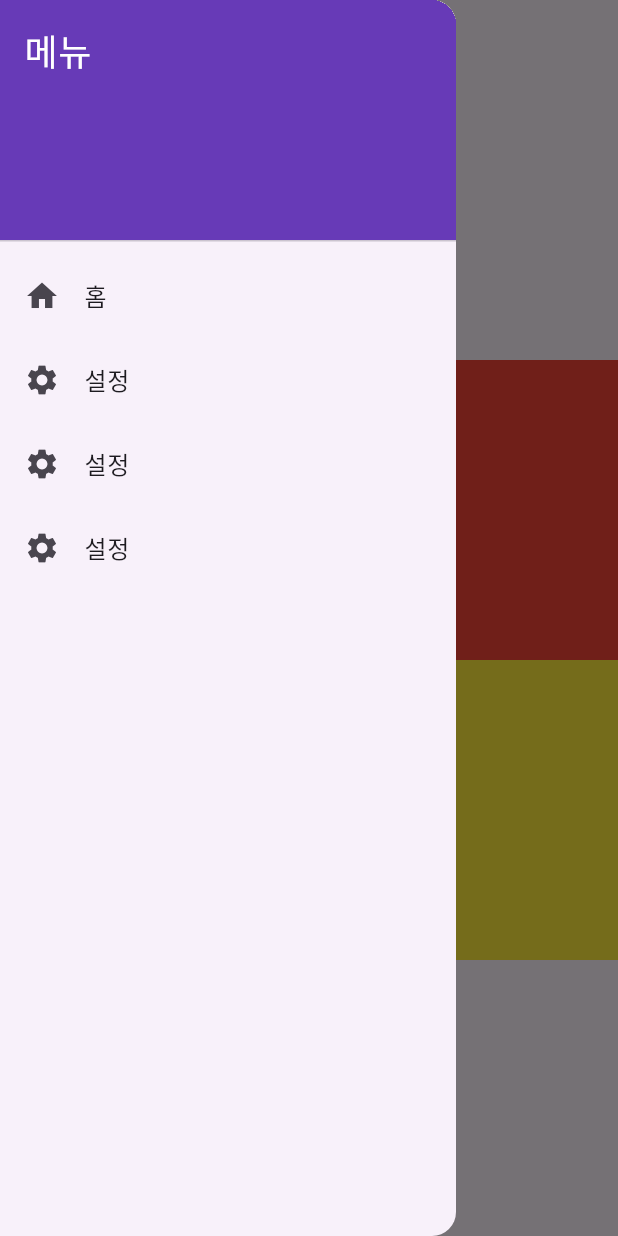
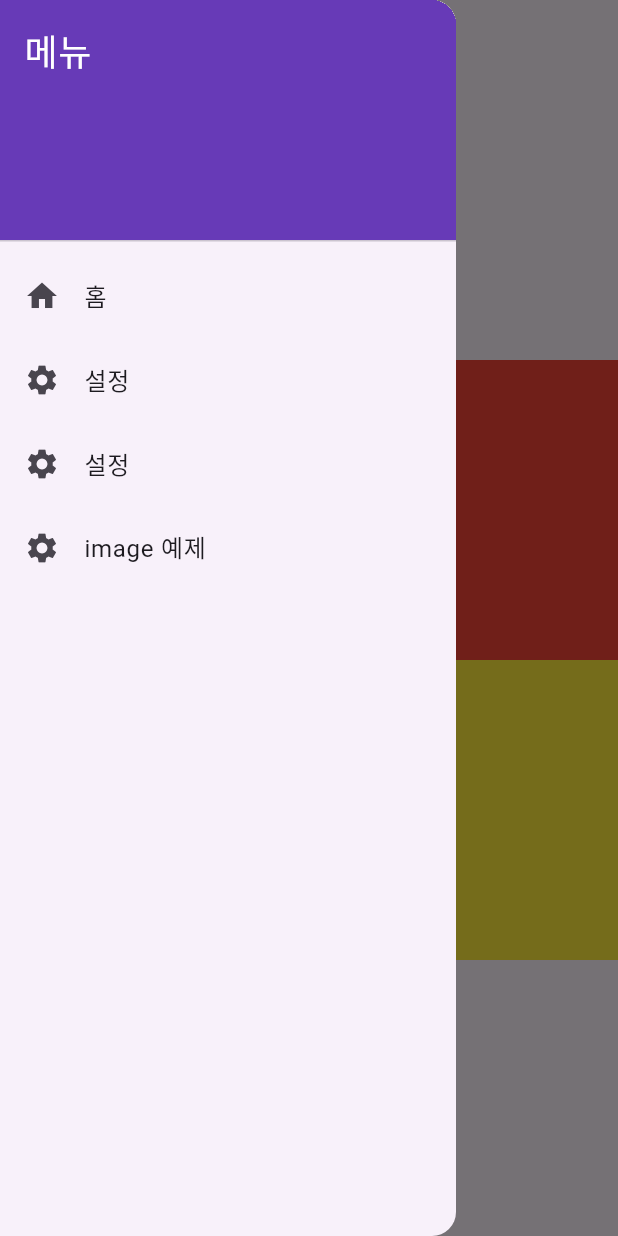
Before and after one commit to MKY1700/flutter, a Flutter app: the screen it shows after launch, with the side drawer open, on a phone screen of 412 x 824 dp. Run offline on Flutter 3.47's test engine with Material 3 defaults, Android fonts, the light colour scheme and no system bars.

Commit message:
전태현

```diff
--- a/lib/drawer.dart
+++ b/lib/drawer.dart
@@ -44,16 +44,16 @@ class MyDrawer extends StatelessWidget {
               title: const Text('설정'),
               onTap: () {
                 Navigator.pushNamed(
-                    context, "/setting"
+                    context, "/flex"
                 );
               }
           ),
           ListTile(
               leading: const Icon(Icons.settings),
-              title: const Text('설정'),
+              title: const Text('image 예제'),
               onTap: () {
                 Navigator.pushNamed(
-                    context, "/flex"
+                    context, "/image"
                 );
               }
           )
--- a/lib/main.dart
+++ b/lib/main.dart
@@ -1,6 +1,8 @@
 import 'package:flutter/material.dart';
 import 'package:mky/drawer.dart';
 import 'package:mky/flex_page.dart';
+import 'package:mky/image_page.dart';
+import 'package:mky/popup_page.dart';
 import 'package:mky/setting_page.dart';
 
 void main() {
@@ -20,9 +22,11 @@
       ),
       initialRoute: "/",
       routes: {
-        "/": (context) => const MyHomePage(),
-        "/setting": (context) => const SettingPage(),
-        "/flex": (context) => const FlexPage(),
+        '/': (context) => const MyHomePage(),
+        '/setting': (context) => const SettingPage(),
+        '/popup': (context) => const PopupPage(),
+        '/flex': (context) => const FlexPage(),
+        '/image': (context) => const ImagePage(),
       },
     );
   }
```
Also changed, not shown: lib/image_page.dart (added, +26 -0 lines).
